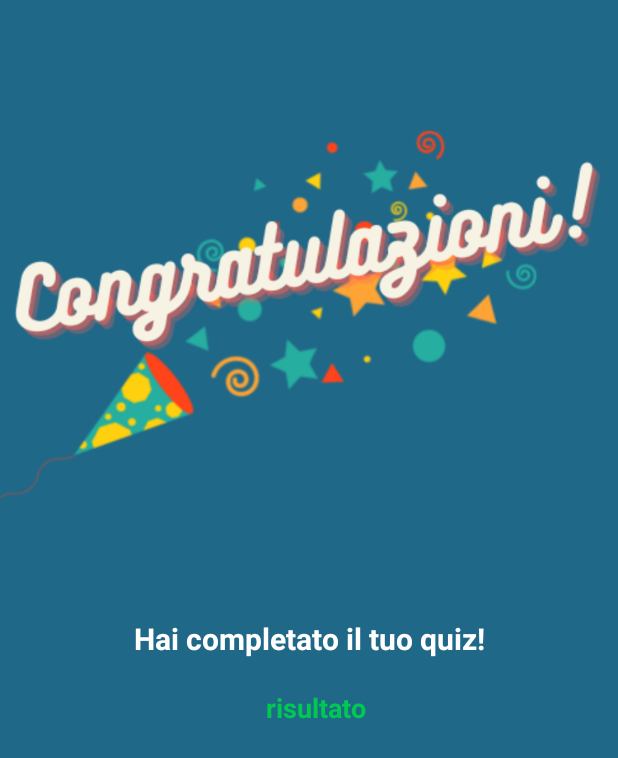
After one commit to DiasparraGiuseppe/SustainableDevelopmentGoals, an Android app: the layout activity_result_quiz.xml on its own in the app's theme, with its tools: preview values and no code run, on a phone screen of 412 x 824 dp. The commit adds this screen. Shown: the top 758 px of the screen. Run offline under Robolectric (Android 15) with nearby library versions, the phone set to English and light mode, and no system bars.

Commit message:
Realizzazione quiz definitivo

```diff
--- a/app/src/main/AndroidManifest.xml
+++ b/app/src/main/AndroidManifest.xml
@@ -19,6 +19,10 @@
             android:exported="true">
         </activity>
         <activity
+            android:name=".QuizResult"
+            android:exported="true">
+        </activity>
+        <activity
             android:name=".GoalsActivity"
             android:exported="true">
         </activity>
--- a/app/src/main/java/com/example/sustainabledevelopmentgoals/MainActivity.java
+++ b/app/src/main/java/com/example/sustainabledevelopmentgoals/MainActivity.java
@@ -20,7 +20,7 @@ public class MainActivity extends AppCompatActivity {
         goals=findViewById(R.id.goalsBtn);
 
         Window window= this.getWindow();
-        window.setStatusBarColor(this.getResources().getColor(R.color.black));
+        window.setStatusBarColor(this.getResources().getColor(R.color.barra));
 
         quiz.setOnClickListener(new View.OnClickListener() {
             @Override
--- a/app/src/main/java/com/example/sustainabledevelopmentgoals/QuizActivity.java
+++ b/app/src/main/java/com/example/sustainabledevelopmentgoals/QuizActivity.java
@@ -4,6 +4,7 @@ import android.content.Intent;
 import android.graphics.Color;
 import android.os.Bundle;
 import android.view.View;
+import android.view.Window;
 import android.widget.ImageView;
 import android.widget.TextView;
 import android.widget.Toast;
@@ -34,6 +35,9 @@ public class QuizActivity extends AppCompatActivity {
     protected void onCreate(@Nullable Bundle savedInstanceState) {
         super.onCreate(savedInstanceState);
         setContentView(R.layout.activity_quiz);
+
+        Window window= this.getWindow();
+        window.setStatusBarColor(this.getResources().getColor(R.color.barra));
 
         final ImageView backBtn=findViewById(R.id.backBtn);
         final TextView timer=findViewById(R.id.timer);
--- a/app/src/main/java/com/example/sustainabledevelopmentgoals/QuizResult.java
+++ b/app/src/main/java/com/example/sustainabledevelopmentgoals/QuizResult.java
@@ -1,4 +1,22 @@
 package com.example.sustainabledevelopmentgoals;
 
-public class QuizResult {
+import android.os.Bundle;
+import android.view.Window;
+import android.widget.TextView;
+
+import androidx.annotation.Nullable;
+import androidx.appcompat.app.AppCompatActivity;
+
+public class QuizResult extends AppCompatActivity {
+    @Override
+    protected void onCreate(@Nullable Bundle savedInstanceState) {
+        super.onCreate(savedInstanceState);
+        setContentView(R.layout.activity_result_quiz);
+
+        Window window= this.getWindow();
+        window.setStatusBarColor(this.getResources().getColor(R.color.barra));
+
+        TextView risultato = findViewById(R.id.risultato);
+        risultato.setText("Hai totalizzato "+String.valueOf(getIntent().getIntExtra("correct",0))+" risposte esatte");
+    }
 }
--- /dev/null
+++ b/app/src/main/res/layout/activity_result_quiz.xml
@@ -0,0 +1,46 @@
+<LinearLayout xmlns:android="http://schemas.android.com/apk/res/android"
+    android:layout_width="wrap_content"
+    android:layout_height="match_parent"
+    xmlns:app="http://schemas.android.com/apk/res-auto"
+    android:orientation="vertical"
+    android:background="@color/barra">
+
+    <ImageView
+        android:id="@+id/img_congrats"
+        android:layout_width="match_parent"
+        android:layout_height="wrap_content"
+        android:scaleType="fitStart"
+        android:src="@drawable/congrats"
+        android:adjustViewBounds="true"/>
+
+    <TextView
+        android:id="@+id/mess"
+        android:layout_width="match_parent"
+        android:layout_height="wrap_content"
+        android:textColor="@color/white"
+        android:textStyle="bold"
+        android:textSize="20dp"
+        android:textAlignment="center"
+        android:text="Hai completato il tuo quiz!"
+        app:layout_constraintTop_toBottomOf="@+id/img_congrats"
+        app:layout_constraintBottom_toBottomOf="parent"
+        app:layout_constraintEnd_toEndOf="parent"
+        app:layout_constraintHorizontal_bias="0.015"
+        app:layout_constraintStart_toStartOf="parent"
+        app:layout_constraintVertical_bias="0.0"/>
+
+    <TextView
+        android:id="@+id/risultato"
+        android:layout_width="match_parent"
+        android:layout_height="wrap_content"
+        android:layout_marginLeft="8dp"
+        android:layout_marginTop="20dp"
+        android:textAlignment="center"
+        android:textStyle="bold"
+        android:text="risultato"
+        android:textColor="#00C853"
+        android:textSize="18sp"
+        app:layout_constraintTop_toBottomOf="@+id/mess"
+        />
+
+</LinearLayout>
--- a/app/src/main/res/values/colors.xml
+++ b/app/src/main/res/values/colors.xml
@@ -7,6 +7,7 @@
     <color name="teal_700">#FF018786</color>
     <color name="black">#FF000000</color>
     <color name="white">#FFFFFFFF</color>
+    <color name="barra">#1F6888</color>
 
     <color name="goal1">#E5243B</color>
     <color name="goal2">#DDA63A</color>
```
Also changed, not shown: app/src/main/res/drawable/congrats.png (added).
